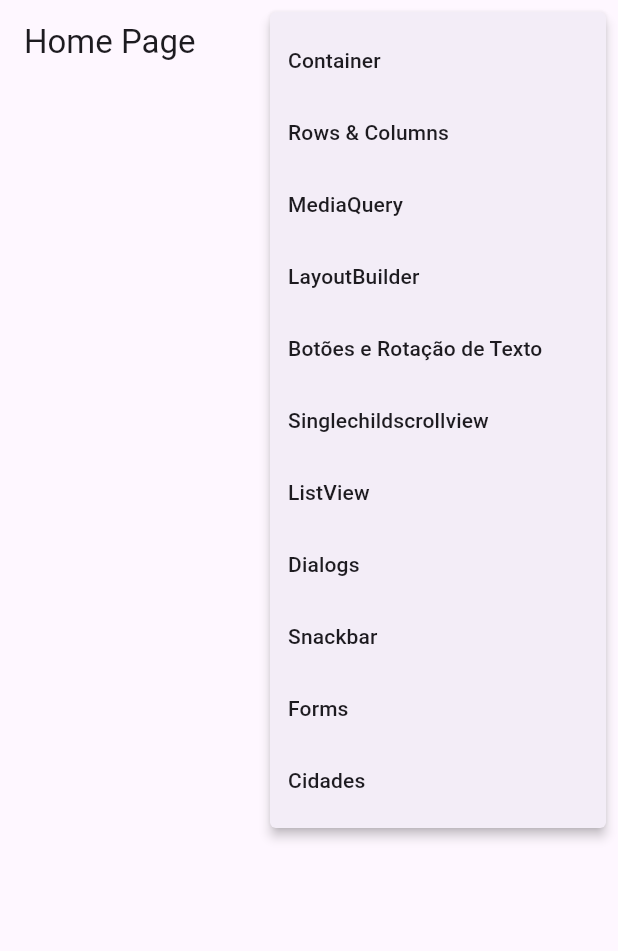
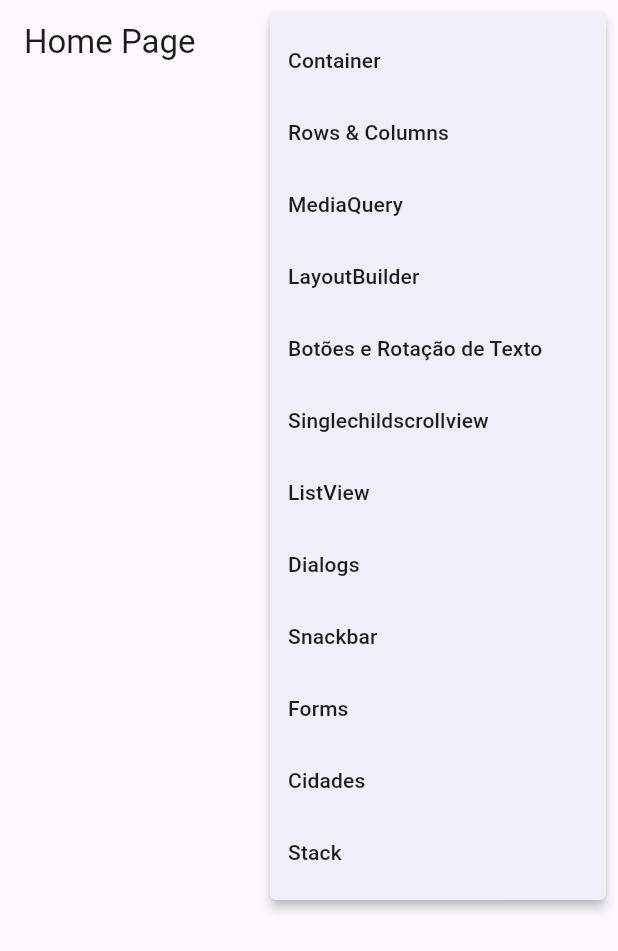
Before and after one commit to LoiolaBr17/ADF, a Flutter app: the screen it shows after launch, after a tap on the "more vert" icon, on a phone screen of 412 x 824 dp. Shown: the top 951 px of the screen. Run offline on Flutter 3.47's test engine with Material 3 defaults, Android fonts, the phone set to English and light mode, and no system bars; our stand-ins replace args, device_preview; network calls fail.

Commit message:
utilizando o widget stack

```diff
--- a/flutter_primeiro_projeto/lib/main.dart
+++ b/flutter_primeiro_projeto/lib/main.dart
@@ -13,6 +13,7 @@ import 'package:device_preview/device_preview.dart';
 import 'package:flutter_primeiro_projeto/pages/scrolls/listview_page.dart';
 import 'package:flutter_primeiro_projeto/pages/scrolls/singlechildscrollview_page.dart';
 import 'package:flutter_primeiro_projeto/pages/snackbar/snackbar_page.dart';
+import 'package:flutter_primeiro_projeto/pages/stack/stack_page.dart';
 
 void main() {
   runApp(DevicePreview(
@@ -49,6 +50,7 @@ class MyApp extends StatelessWidget {
         '/snackbar': (_) => const SnackbarPage(),
         '/forms': (_) => const FormsPage(),
         '/cidades': (_) => const CidadesPage(),
+        '/stack_page': (_) => const StackPage(),
       },
     );
   }
--- a/flutter_primeiro_projeto/lib/pages/home/home_page.dart
+++ b/flutter_primeiro_projeto/lib/pages/home/home_page.dart
@@ -12,6 +12,7 @@ enum PopupMenuPages {
   snackbar,
   forms,
   cidades,
+  stack
 }
 
 class HomePage extends StatelessWidget {
@@ -58,6 +59,9 @@ class HomePage extends StatelessWidget {
                   break;
                 case PopupMenuPages.cidades:
                   Navigator.of(context).pushNamed('/cidades');
+                  break;
+                case PopupMenuPages.stack:
+                  Navigator.of(context).pushNamed('/stack_page');
                   break;
               }
             },
@@ -107,6 +111,10 @@ class HomePage extends StatelessWidget {
                   value: PopupMenuPages.cidades,
                   child: Text('Cidades'),
                 ),
+                const PopupMenuItem<PopupMenuPages>(
+                  value: PopupMenuPages.stack,
+                  child: Text('Stack'),
+                ),
               ];
             },
           )
```
Also changed, not shown: flutter_primeiro_projeto/lib/pages/stack/stack_page.dart (added, +56 -0 lines).
